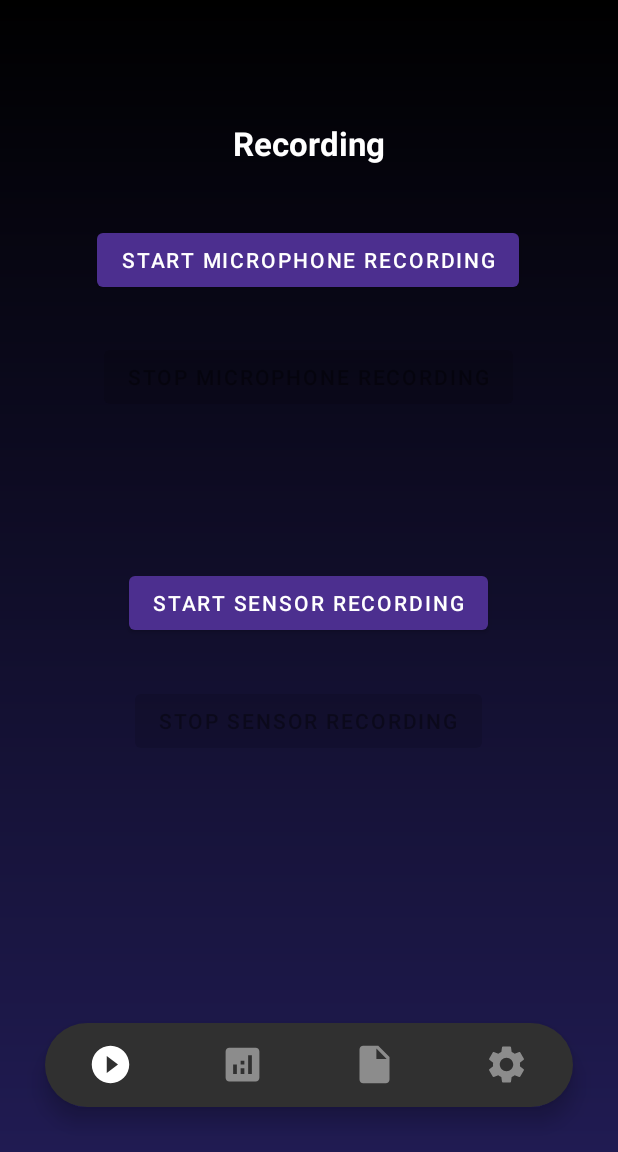
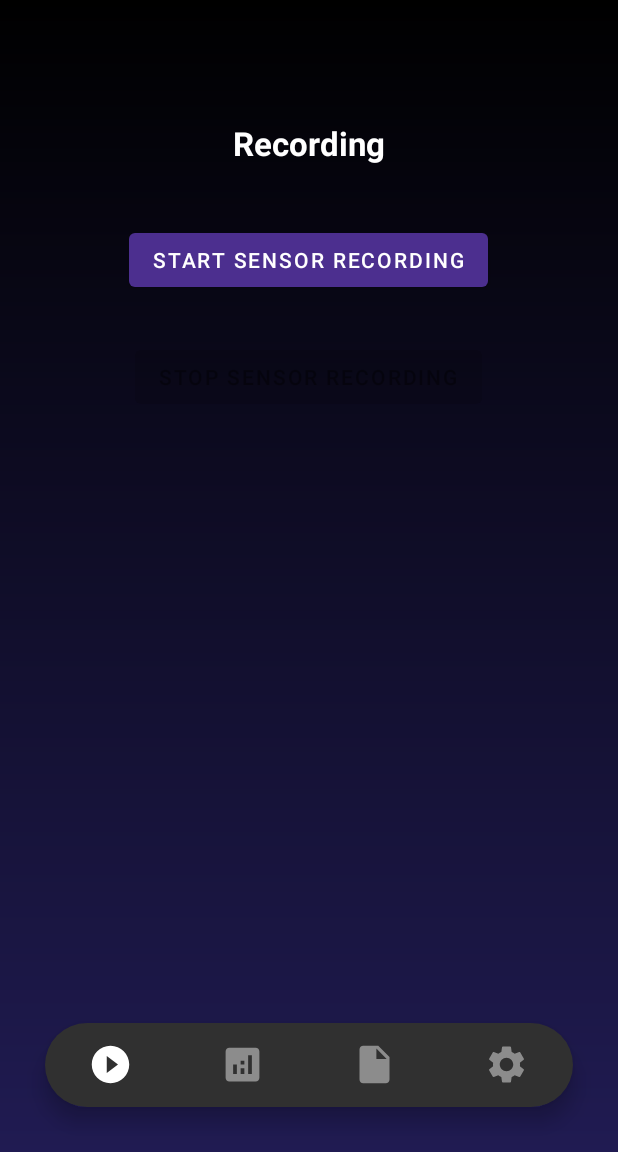
Before and after one commit to sarah2910/SleepTracker3, an Android app: the screen it shows after launch once a user with an empty profile is signed in (HomeActivity), on a phone screen of 412 x 824 dp, the part 84-1236 px from its top. Run offline under Robolectric (Android 15) with nearby library versions, the phone set to English and light mode, and no system bars; our stand-ins replace Firebase (no records; nobody signed in at launch, a user with empty details on screens opened directly); libraries missing offline, so code that uses them is left out: com.firebase.ui; 1 statement that could not run was skipped.

Commit message:
RecordingFragment.java und dazugehörige xml angepasst: - MediaPlayer rausgeschmissen :)

```diff
--- a/app/src/main/res/layout/fragment_recording.xml
+++ b/app/src/main/res/layout/fragment_recording.xml
@@ -7,31 +7,6 @@
     android:background="@drawable/gradient"
     android:orientation="vertical"
     tools:context=".RecordingFragment">
-
-
-    <Button
-        android:id="@+id/btnRecord"
-        android:layout_width="wrap_content"
-        android:layout_height="wrap_content"
-        android:text="Start Microphone Recording"
-        app:layout_constraintBottom_toBottomOf="parent"
-        app:layout_constraintEnd_toEndOf="parent"
-        app:layout_constraintHorizontal_bias="0.497"
-        app:layout_constraintStart_toStartOf="parent"
-        app:layout_constraintTop_toTopOf="parent"
-        app:layout_constraintVertical_bias="0.207" />
-
-    <Button
-        android:id="@+id/btnStop"
-        android:layout_width="wrap_content"
-        android:layout_height="wrap_content"
-        android:text="Stop Microphone Recording"
-        app:layout_constraintBottom_toBottomOf="parent"
-        app:layout_constraintEnd_toEndOf="parent"
-        app:layout_constraintHorizontal_bias="0.497"
-        app:layout_constraintStart_toStartOf="parent"
-        app:layout_constraintTop_toTopOf="parent"
-        app:layout_constraintVertical_bias="0.316" />
 
     <Button
         android:id="@+id/btnSensorRecord"
@@ -43,7 +18,7 @@
         app:layout_constraintHorizontal_bias="0.497"
         app:layout_constraintStart_toStartOf="parent"
         app:layout_constraintTop_toTopOf="parent"
-        app:layout_constraintVertical_bias="0.525" />
+        app:layout_constraintVertical_bias="0.207" />
 
     <Button
         android:id="@+id/btnSensorStop"
@@ -55,7 +30,7 @@
         app:layout_constraintHorizontal_bias="0.497"
         app:layout_constraintStart_toStartOf="parent"
         app:layout_constraintTop_toTopOf="parent"
-        app:layout_constraintVertical_bias="0.634" />
+        app:layout_constraintVertical_bias="0.316" />
 
     <TextView
         android:layout_width="wrap_content"
```
Also changed, not shown: app/src/main/java/mow/thm/de/sleeptracker3/RecordingFragment.java (+1 -46 lines).
